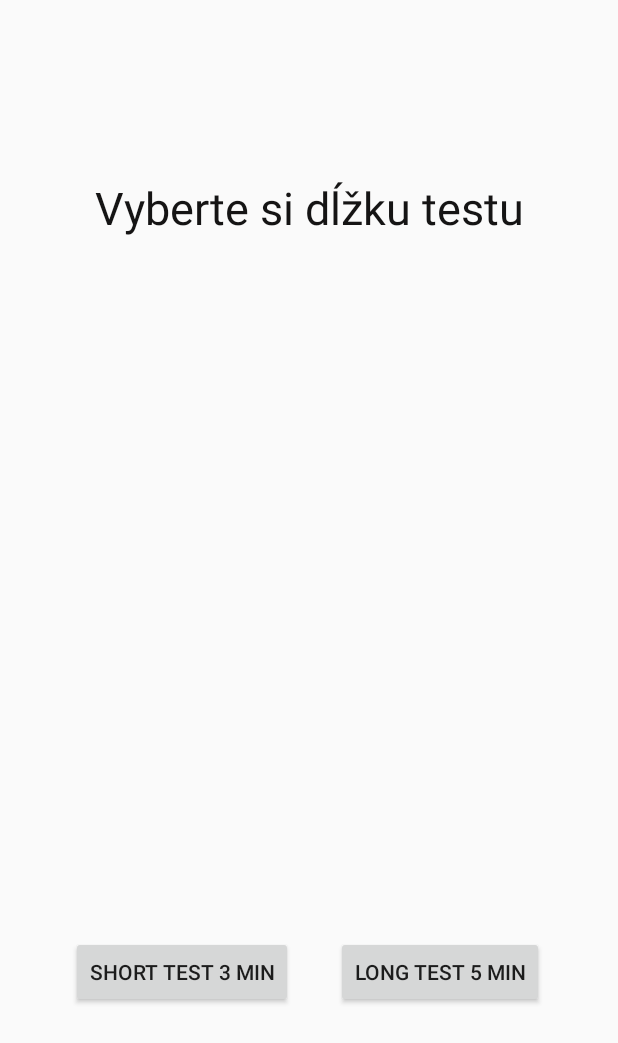
After one commit to xgrech/HeartControl, an Android app: the layout activity_heart_rate_test.xml on its own in the app's theme, with its tools: preview values and no code run, on a phone screen of 412 x 824 dp. The commit adds this screen. Shown: the top 1043 px of the screen. Run offline under Robolectric (Android 15) with nearby library versions, the phone set to English and light mode, and no system bars.

Commit message:
Adaptive tests of average HeartRate values. - activity - UI and graphic content - Firebase update
BLE auto scan and connection
- find and recognize Polar device
- autoconnection

```diff
--- a/app/src/main/AndroidManifest.xml
+++ b/app/src/main/AndroidManifest.xml
@@ -11,9 +11,9 @@
         android:supportsRtl="true"
         android:theme="@style/AppTheme"
         tools:ignore="GoogleAppIndexingWarning">
-        <activity android:name=".CarPlayer"></activity>
-        <activity android:name=".SleepPlayer">
-        </activity>
+        <activity android:name=".HeartRateTest"></activity>
+        <activity android:name=".CarPlayer" />
+        <activity android:name=".SleepPlayer"></activity>
         <activity android:name=".SportPlayer" />
         <activity android:name=".SetNewUser" />
         <activity android:name=".Menu" />
--- a/app/src/main/java/com/egrech/app/heartcontrol/Launcher.java
+++ b/app/src/main/java/com/egrech/app/heartcontrol/Launcher.java
@@ -34,8 +34,8 @@ public class Launcher extends AppCompatActivity {
             @Override
             public void run() {
 //                Intent intent = new Intent(getApplicationContext(), Menu.class);
-//                Intent intent = new Intent(getApplicationContext(), SleepPlayer.class);
-                Intent intent = new Intent(getApplicationContext(), Login.class);
+                Intent intent = new Intent(getApplicationContext(), HeartRateTest.class);
+//                Intent intent = new Intent(getApplicationContext(), Login.class);
                 startActivity(intent);
             }
         }, 1800);//time in milisecond
--- a/app/src/main/java/com/egrech/app/heartcontrol/SleepPlayer.java
+++ b/app/src/main/java/com/egrech/app/heartcontrol/SleepPlayer.java
@@ -711,8 +711,8 @@ public class SleepPlayer extends AppCompatActivity {
     ArrayList<Integer> hrValues = new ArrayList<Integer>();
 
     public static Handler myHandler = new Handler();
-    //    private static final int TIME_TO_WAIT = 300000; // 5 minute
-    private static final int TIME_TO_WAIT = 10000; // 5 minute
+        private static final int TIME_TO_WAIT = 300000; // 5 minute
+//    private static final int TIME_TO_WAIT = 10000; // 5 minute
 
     Runnable myRunnable = new Runnable() {
         @Override
@@ -725,7 +725,7 @@ public class SleepPlayer extends AppCompatActivity {
 
             heartRate = hrCount / hrValues.size();
 
-            int sleepTreshold = 59;
+            int sleepTreshold = 60;
 
             int sleepTemp = getUserAverageSleepTreshold();
             if (sleepTemp != -1) sleepTreshold = sleepTemp;
--- /dev/null
+++ b/app/src/main/res/layout/activity_heart_rate_test.xml
@@ -0,0 +1,132 @@
+<?xml version="1.0" encoding="utf-8"?>
+<androidx.constraintlayout.widget.ConstraintLayout xmlns:android="http://schemas.android.com/apk/res/android"
+    xmlns:app="http://schemas.android.com/apk/res-auto"
+    xmlns:tools="http://schemas.android.com/tools"
+    android:layout_width="match_parent"
+    android:layout_height="match_parent"
+    tools:context=".HeartRateTest">
+
+    <ImageView
+        android:id="@+id/hr_test_image"
+        android:layout_width="0dp"
+        android:layout_height="419dp"
+        app:layout_constraintEnd_toEndOf="parent"
+        app:layout_constraintStart_toStartOf="parent"
+        app:layout_constraintTop_toTopOf="parent"
+        app:srcCompat="@drawable/cozy_reading"
+        tools:visibility="gone" />
+
+    <Button
+        android:id="@+id/hr_test_short_button"
+        android:layout_width="wrap_content"
+        android:layout_height="wrap_content"
+        android:layout_marginTop="624dp"
+        android:text="Short Test 3 min"
+        app:layout_constraintEnd_toEndOf="parent"
+        app:layout_constraintHorizontal_bias="0.179"
+        app:layout_constraintStart_toStartOf="parent"
+        app:layout_constraintTop_toTopOf="parent" />
+
+    <Button
+        android:id="@+id/hr_test_long_button"
+        android:layout_width="wrap_content"
+        android:layout_height="wrap_content"
+        android:layout_marginTop="624dp"
+        android:text="Long Test 5 min"
+        app:layout_constraintEnd_toEndOf="parent"
+        app:layout_constraintHorizontal_bias="0.819"
+        app:layout_constraintStart_toStartOf="parent"
+        app:layout_constraintTop_toTopOf="parent" />
+
+    <TextView
+        android:id="@+id/hr_test_title"
+        android:layout_width="wrap_content"
+        android:layout_height="wrap_content"
+        android:layout_marginTop="118dp"
+        android:text="Vyberte si dĺžku testu"
+        android:textColor="#151414"
+        android:textSize="30sp"
+        app:layout_constraintEnd_toEndOf="parent"
+        app:layout_constraintStart_toStartOf="parent"
+        app:layout_constraintTop_toTopOf="parent" />
+
+    <TextView
+        android:id="@+id/hr_test_calm_text"
+        android:layout_width="wrap_content"
+        android:layout_height="wrap_content"
+        android:layout_marginTop="16dp"
+        android:text="Please stay calm and dont do any activity"
+        android:textAlignment="viewStart"
+        android:textColor="#141F5C"
+        android:textSize="18sp"
+        android:textStyle="bold"
+        android:visibility="gone"
+        app:layout_constraintEnd_toEndOf="parent"
+        app:layout_constraintHorizontal_bias="0.493"
+        app:layout_constraintStart_toStartOf="parent"
+        app:layout_constraintTop_toBottomOf="@+id/hr_test_image" />
+
+    <ProgressBar
+        android:id="@+id/hr_test_progressBar"
+        style="@android:style/Widget.Holo.Light.ProgressBar"
+        android:layout_width="wrap_content"
+        android:layout_height="wrap_content"
+        android:layout_marginTop="204dp"
+        app:layout_constraintEnd_toEndOf="parent"
+        app:layout_constraintHorizontal_bias="0.506"
+        app:layout_constraintStart_toStartOf="parent"
+        app:layout_constraintTop_toBottomOf="@+id/hr_test_image"
+        tools:visibility="gone" />
+
+    <TextView
+        android:id="@+id/hr_test_duration_text"
+        android:layout_width="wrap_content"
+        android:layout_height="wrap_content"
+        android:layout_marginTop="49dp"
+        android:text="00:00"
+        android:textColor="#0E0D0D"
+        android:textSize="18sp"
+        app:layout_constraintEnd_toEndOf="parent"
+        app:layout_constraintStart_toStartOf="parent"
+        app:layout_constraintTop_toBottomOf="@+id/hr_test_calm_text"
+        tools:visibility="gone" />
+
+    <TextView
+        android:id="@+id/hr_test_test_info"
+        android:layout_width="279dp"
+        android:layout_height="235dp"
+        android:layout_marginTop="40dp"
+        android:textAlignment="center"
+        android:textSize="18sp"
+        app:layout_constraintEnd_toEndOf="parent"
+        app:layout_constraintHorizontal_bias="0.469"
+        app:layout_constraintStart_toStartOf="parent"
+        app:layout_constraintTop_toBottomOf="@+id/hr_test_title" />
+
+    <Button
+        android:id="@+id/hr_test_start_button"
+        style="@android:style/Widget.DeviceDefault.Button.Borderless.Colored"
+        android:layout_width="wrap_content"
+        android:layout_height="wrap_content"
+        android:layout_marginTop="92dp"
+        android:text="Start"
+        android:textSize="18sp"
+        android:visibility="gone"
+        app:layout_constraintEnd_toEndOf="parent"
+        app:layout_constraintHorizontal_bias="0.498"
+        app:layout_constraintStart_toStartOf="parent"
+        app:layout_constraintTop_toBottomOf="@+id/hr_test_test_info" />
+
+    <ProgressBar
+        android:id="@+id/hr_test_scan_spin"
+        style="@android:style/Widget.ProgressBar.Large"
+        android:layout_width="wrap_content"
+        android:layout_height="wrap_content"
+        android:layout_marginTop="608dp"
+        app:layout_constraintEnd_toEndOf="parent"
+        app:layout_constraintHorizontal_bias="0.498"
+        app:layout_constraintStart_toStartOf="parent"
+        app:layout_constraintTop_toTopOf="parent"
+        tools:visibility="gone" />
+
+</androidx.constraintlayout.widget.ConstraintLayout>
--- a/app/src/main/res/layout/activity_user_profile.xml
+++ b/app/src/main/res/layout/activity_user_profile.xml
@@ -173,7 +173,7 @@
         app:layout_constraintTop_toBottomOf="@+id/textView9" />
 
     <ImageView
-        android:id="@+id/user_profile_average"
+        android:id="@+id/profile_average_hr_heart_icon"
         android:layout_width="72dp"
         android:layout_height="65dp"
         android:layout_marginTop="208dp"
@@ -196,7 +196,7 @@
         app:layout_constraintTop_toBottomOf="@+id/user_profile_average" />
 
     <TextView
-        android:id="@+id/textView12"
+        android:id="@+id/profile_average_hr_text"
         android:layout_width="28dp"
         android:layout_height="18dp"
         android:layout_marginStart="60dp"
--- a/app/src/main/res/values/strings.xml
+++ b/app/src/main/res/values/strings.xml
@@ -100,5 +100,8 @@
         <item>Decreasing</item>
     </string-array>
 
-
+    <string name="short_test_info">Tento test trvá 3 minúty počas ktorých musíte zostať v úplnom pokoji.
+        Pre nameranie správnych hodnôt sa prosím usaďte, zaujmite pohodlnú pozíciu a počas trvania testu nevykonávajte źiadnu aktivitu</string>
+    <string name="long_test_info">Dlhý test trvá 5 minút. Počas tohto času musíte zostať v úplnom pokoji.
+        Dlhšie meranie zarućí presnejší výsledok. Pred testom sa prosím usaďte, zaujmite pohodlnú pozíciu a počas trvania testu nevykonávajte źiadnu aktivitu</string>
 </resources>
```
Also changed, not shown: app/src/main/java/com/egrech/app/heartcontrol/CarPlayer.java (+45 -6 lines), app/src/main/java/com/egrech/app/heartcontrol/HeartRateTest.java (added, +445 -0 lines), app/src/main/java/com/egrech/app/heartcontrol/User.java (+10 -1 lines), app/src/main/java/com/egrech/app/heartcontrol/UserProfile.java (+33 -10 lines), app/src/main/res/drawable/cozy_reading.png (added).
